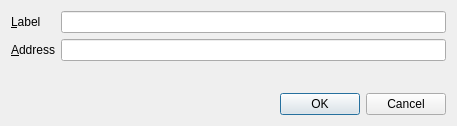
Above: src/qt/forms/editaddressdialog.ui from BitCannaGlobal/BCNA_bitcore_old before the change. Below: the same form after it.
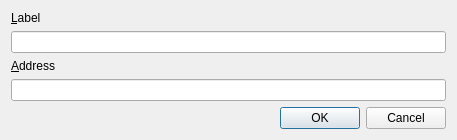
That is the form after the change. Custom widgets are drawn as their Qt base class.

```diff
--- a/src/qt/forms/editaddressdialog.ui
+++ b/src/qt/forms/editaddressdialog.ui
@@ -15,11 +15,8 @@
   </property>
   <layout class="QVBoxLayout" name="verticalLayout">
    <item>
-    <layout class="QFormLayout" name="formLayout">
-     <property name="fieldGrowthPolicy">
-      <enum>QFormLayout::AllNonFixedFieldsGrow</enum>
-     </property>
-     <item row="0" column="0">
+    <layout class="QVBoxLayout" name="verticalLayout_2">
+     <item>
       <widget class="QLabel" name="label">
        <property name="text">
         <string>&amp;Label</string>
@@ -29,14 +26,14 @@
        </property>
       </widget>
      </item>
-     <item row="0" column="1">
+     <item>
       <widget class="QLineEdit" name="labelEdit">
        <property name="toolTip">
         <string>The label associated with this address list entry</string>
        </property>
       </widget>
      </item>
-     <item row="1" column="0">
+     <item>
       <widget class="QLabel" name="label_2">
        <property name="text">
         <string>&amp;Address</string>
@@ -46,8 +43,14 @@
        </property>
       </widget>
      </item>
-     <item row="1" column="1">
+     <item>
       <widget class="QValidatedLineEdit" name="addressEdit">
+       <property name="sizePolicy">
+        <sizepolicy hsizetype="Expanding" vsizetype="Fixed">
+         <horstretch>0</horstretch>
+         <verstretch>0</verstretch>
+        </sizepolicy>
+       </property>
        <property name="toolTip">
         <string>The address associated with this address list entry. This can only be modified for sending addresses.</string>
        </property>
```
